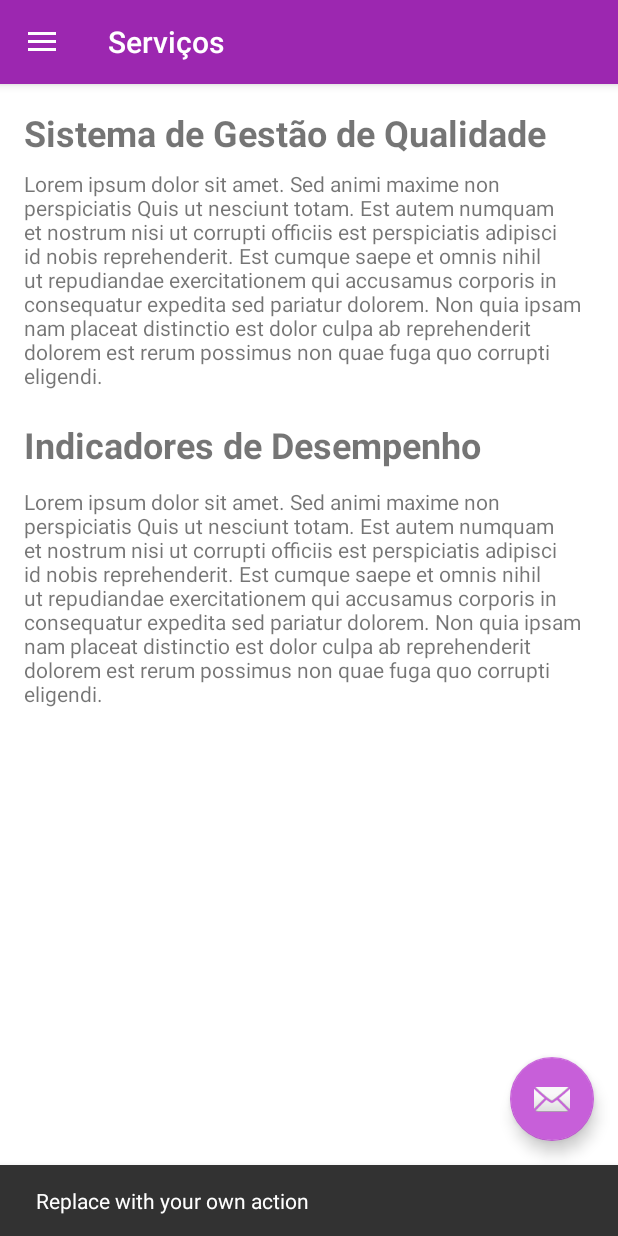
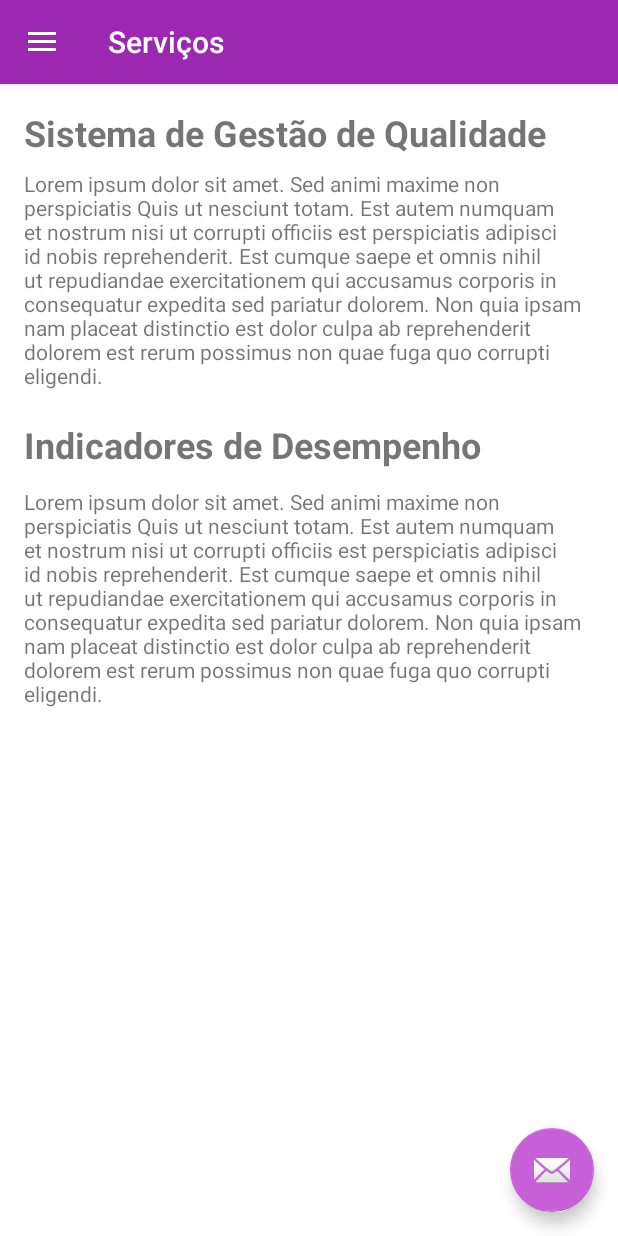
Before and after one commit to fernandomx/ATMConsultoria, an Android app: the screen it shows after launch (MainActivity), in the side drawer, after a tap on "Serviços", on a phone screen of 412 x 824 dp. Run offline under Robolectric (Android 15) with nearby library versions, the phone set to English and light mode, and no system bars; our stand-ins replace navigation-ui.

Commit message:
update commit!

```diff
--- a/app/src/main/java/com/example/navigationdrawer/MainActivity.java
+++ b/app/src/main/java/com/example/navigationdrawer/MainActivity.java
@@ -1,5 +1,7 @@
 package com.example.navigationdrawer;
 
+import android.content.Intent;
+import android.net.Uri;
 import android.os.Bundle;
 import android.view.View;
 import android.view.Menu;
@@ -32,8 +34,11 @@ public class MainActivity extends AppCompatActivity {
         fab.setOnClickListener(new View.OnClickListener() {
             @Override
             public void onClick(View view) {
+
+                /*
                 Snackbar.make(view, "Replace with your own action", Snackbar.LENGTH_LONG)
-                        .setAction("Action", null).show();
+                        .setAction("Action", null).show(); */
+                enviarEmail();
             }
         });
         DrawerLayout drawer = findViewById(R.id.drawer_layout);
@@ -50,7 +55,28 @@ public class MainActivity extends AppCompatActivity {
         NavigationUI.setupWithNavController(navigationView, navController);
     }
 
+    public void enviarEmail() {
+        String celular = "tel:51999442491";
+        String email="contato@calcolarecontabilidade.com.br";
+        //String imagem = "endereço de imagem ou endereço google maps";
 
+        //Intent intent = new Intent(Intent.ACTION_DIAL, Uri.parse(celular));
+        //Intent intent = new Intent(Intent.ACTION_DIAL, Uri.parse(celular));
+        //Intent intent = new Intent(Intent.ACTION_VIEW, Uri.parse(imagem)); // irá abrir o browser do celular com a imagem ou endereço google maps
+        //startActivity(intent);
+
+        Intent  intent = new Intent(Intent.ACTION_SEND); //compartilhar
+        intent.putExtra(Intent.EXTRA_EMAIL, new String[]{email});
+        intent.putExtra(Intent.EXTRA_SUBJECT, new String[]{"Contato"});
+        intent.setType("message/rfc822"); // tipo para envio de email //procurar google por mime-types
+        intent.setType("text/plain"); //
+        //intent.setType("image/*"); //
+        //intent.setType("application"); //
+
+
+        startActivity(intent.createChooser(intent,"Contato"));
+
+    }
 
     @Override
     public boolean onSupportNavigateUp() {
```
